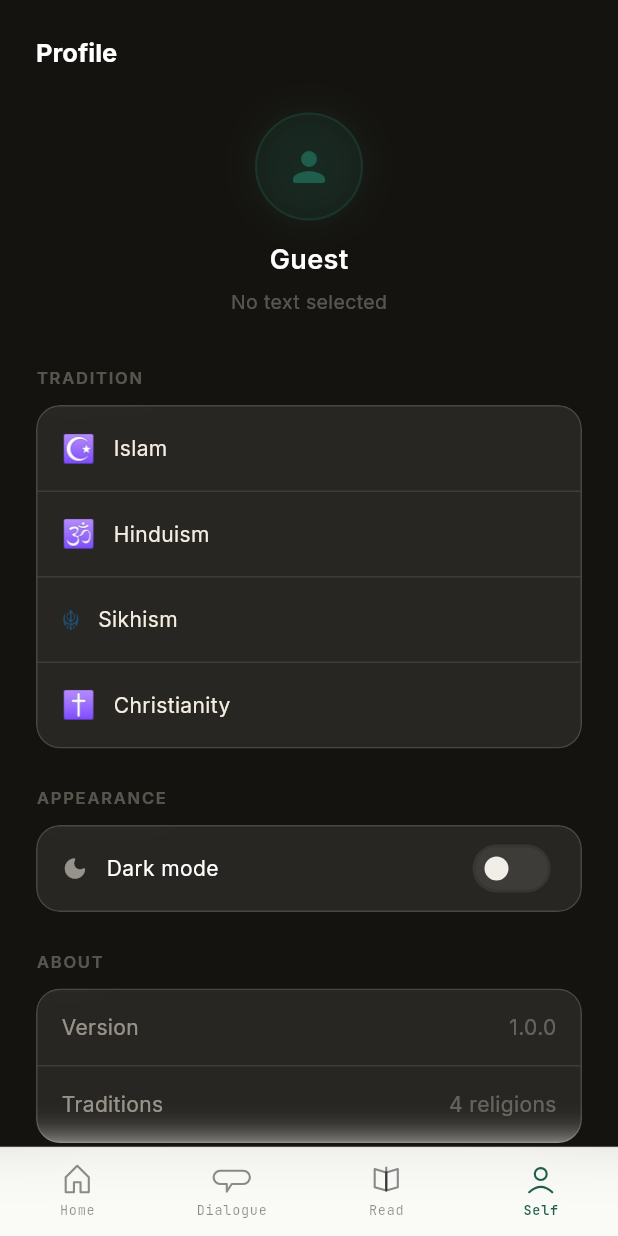
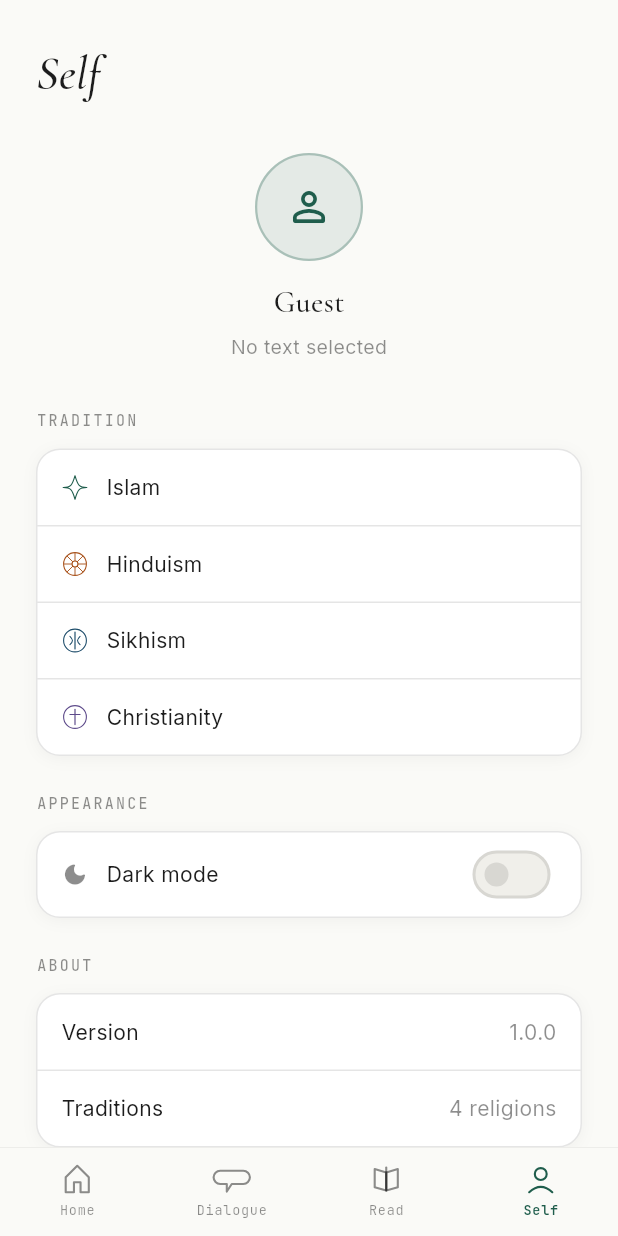
Before and after one commit to ronit450/divine_dialogue_app, a Flutter app: the ProfileScreen screen opened by its route, on a phone screen of 412 x 824 dp. Run offline on Flutter 3.47's test engine with Material 3 defaults, Android fonts, the phone set to English and light mode, and no system bars; our stand-ins replace cloud_firestore, firebase_auth, firebase_core, flutter_riverpod, flutter_svg, go_router and 3 more; accounts and stored records are empty.

Commit message:
fix: religion glyph cards, profile setup routing, light theme on chat/profile
- onboarding_intro_screen: replace empty CustomPaint placeholder on slide 2
  with real 2x2 ReligionGlyph card grid (Islam/Hinduism/Sikhism/Christianity)
- app_router: add /sign-in to onboardingPaths allowlist so sign-in screen
  stays mounted long enough for context.go('/profile-setup') to fire after
  Google sign-in sets signInDone=true
- chat_screen: remove all AppColors.bg/Colors.white hardcodes; full
  isDark-aware theming for background, app bar, bubbles, input bar
- profile_screen: replace GlassCard + dark legacy aliases with _SurfaceCard
  and isDark-aware fg/muted/line/surface throughout; replace emoji symbols
  with ReligionGlyph in tradition rows

```diff
--- a/lib/core/router/app_router.dart
+++ b/lib/core/router/app_router.dart
@@ -42,7 +42,7 @@ final routerProvider = Provider<GoRouter>((ref) {
       }
 
       if (!onboardingDone) {
-        const onboardingPaths = ['/onboarding/religion', '/onboarding/text', '/profile-setup'];
+        const onboardingPaths = ['/onboarding/religion', '/onboarding/text', '/profile-setup', '/sign-in'];
         final allowed = onboardingPaths.any((p) => loc.startsWith(p));
         if (!allowed) return '/onboarding/religion';
         return null;
--- a/lib/features/profile/profile_screen.dart
+++ b/lib/features/profile/profile_screen.dart
@@ -1,10 +1,11 @@
 import 'package:flutter/material.dart';
 import 'package:flutter_riverpod/flutter_riverpod.dart';
+import 'package:google_fonts/google_fonts.dart';
 import '../../providers/religion_provider.dart';
 import '../../providers/theme_provider.dart';
 import '../../core/theme/app_colors.dart';
 import '../../core/models/religion.dart';
-import '../../shared/widgets/glass_card.dart';
+import '../../shared/widgets/religion_glyph.dart';
 
 class ProfileScreen extends ConsumerWidget {
   const ProfileScreen({super.key});
@@ -14,12 +15,17 @@ class ProfileScreen extends ConsumerWidget {
     final religionState = ref.watch(religionProvider);
     final themeMode = ref.watch(themeModeProvider);
     final religion = religionState.selectedReligion;
-    final accent = religion != null
-        ? ReligionColors.accent(religion.id)
-        : AppColors.islamGold;
+    final accent = religion != null ? ReligionColors.accent(religion.id) : AppColors.islamGreen;
+
+    final isDark = Theme.of(context).brightness == Brightness.dark;
+    final bg = isDark ? AppColors.nightBg : AppColors.boneBg;
+    final fg = isDark ? AppColors.nightFg : AppColors.boneFg;
+    final muted = isDark ? AppColors.nightMuted : AppColors.boneMuted;
+    final line = isDark ? AppColors.nightLine : AppColors.boneLine;
+    final surface = isDark ? AppColors.nightSurface : Colors.white;
 
     return Scaffold(
-      backgroundColor: AppColors.bg,
+      backgroundColor: bg,
       body: CustomScrollView(
         slivers: [
           SliverToBoxAdapter(
@@ -30,14 +36,11 @@ class ProfileScreen extends ConsumerWidget {
                   crossAxisAlignment: CrossAxisAlignment.start,
                   children: [
                     Text(
-                      'Profile',
-                      style: Theme.of(context)
-                          .textTheme
-                          .headlineSmall
-                          ?.copyWith(
-                            color: Colors.white,
-                            fontWeight: FontWeight.w700,
-                          ),
+                      'Self',
+                      style: GoogleFonts.cormorantGaramond(
+                        color: fg, fontSize: 32, fontWeight: FontWeight.w500,
+                        fontStyle: FontStyle.italic,
+                      ),
                     ),
                     const SizedBox(height: 28),
                     Center(
@@ -48,95 +51,88 @@ class ProfileScreen extends ConsumerWidget {
                             height: 72,
                             decoration: BoxDecoration(
                               shape: BoxShape.circle,
-                              color: accent.withValues(alpha: 0.12),
-                              border: Border.all(
-                                color: accent.withValues(alpha: 0.3),
-                                width: 1.5,
-                              ),
-                              boxShadow: [
-                                BoxShadow(
-                                  color: accent.withValues(alpha: 0.2),
-                                  blurRadius: 20,
-                                ),
-                              ],
+                              color: accent.withValues(alpha: 0.1),
+                              border: Border.all(color: accent.withValues(alpha: 0.3), width: 1.5),
                             ),
-                            child: Icon(Icons.person_rounded,
-                                color: accent, size: 32),
+                            child: Center(
+                              child: religion != null
+                                  ? ReligionGlyph(religionId: religion.id, size: 30, color: accent)
+                                  : Icon(Icons.person_outline_rounded, color: accent, size: 32),
+                            ),
                           ),
                           const SizedBox(height: 12),
                           Text(
                             religion?.name ?? 'Guest',
-                            style: const TextStyle(
-                              color: Colors.white,
-                              fontSize: 18,
-                              fontWeight: FontWeight.w600,
+                            style: GoogleFonts.cormorantGaramond(
+                              color: fg, fontSize: 20, fontWeight: FontWeight.w500,
                             ),
                           ),
                           const SizedBox(height: 4),
                           Text(
-                            religionState.selectedText?.title ??
-                                'No text selected',
-                            style: TextStyle(
-                                color: AppColors.textMuted, fontSize: 13),
+                            religionState.selectedText?.title ?? 'No text selected',
+                            style: GoogleFonts.inter(color: muted, fontSize: 13),
                           ),
                         ],
                       ),
                     ),
                     const SizedBox(height: 32),
-                    _SectionLabel(label: 'TRADITION'),
+                    _SectionLabel(label: 'TRADITION', muted: muted),
                     const SizedBox(height: 10),
-                    GlassCard(
-                      padding: EdgeInsets.zero,
+                    _SurfaceCard(
+                      surface: surface,
+                      line: line,
+                      isDark: isDark,
                       child: Column(
-                        children: religionState.religions
-                            .asMap()
-                            .entries
-                            .map((e) {
+                        children: religionState.religions.asMap().entries.map((e) {
                           final r = e.value;
                           final isSelected = r.id == religion?.id;
                           final rAccent = ReligionColors.accent(r.id);
-                          final isLast =
-                              e.key == religionState.religions.length - 1;
+                          final isLast = e.key == religionState.religions.length - 1;
                           return _ReligionRow(
                             religion: r,
                             accent: rAccent,
                             isSelected: isSelected,
                             showDivider: !isLast,
-                            onTap: () => ref
-                                .read(religionProvider.notifier)
-                                .selectReligion(r),
+                            line: line,
+                            fg: fg,
+                            onTap: () => ref.read(religionProvider.notifier).selectReligion(r),
                           );
                         }).toList(),
                       ),
                     ),
                     const SizedBox(height: 24),
-                    _SectionLabel(label: 'APPEARANCE'),
+                    _SectionLabel(label: 'APPEARANCE', muted: muted),
                     const SizedBox(height: 10),
-                    GlassCard(
-                      padding: EdgeInsets.zero,
+                    _SurfaceCard(
+                      surface: surface,
+                      line: line,
+                      isDark: isDark,
                       child: _ToggleRow(
                         icon: Icons.dark_mode_rounded,
                         label: 'Dark mode',
                         value: themeMode == ThemeMode.dark,
                         accent: accent,
-                        onChanged: (_) =>
-                            ref.read(themeModeProvider.notifier).toggle(),
+                        fg: fg,
+                        muted: muted,
+                        onChanged: (_) => ref.read(themeModeProvider.notifier).toggle(),
                       ),
                     ),
                     const SizedBox(height: 24),
-                    _SectionLabel(label: 'ABOUT'),
+                    _SectionLabel(label: 'ABOUT', muted: muted),
                     const SizedBox(height: 10),
-                    GlassCard(
-                      padding: EdgeInsets.zero,
+                    _SurfaceCard(
+                      surface: surface,
+                      line: line,
+                      isDark: isDark,
                       child: Column(
                         children: [
-                          _InfoRow(label: 'Version', value: '1.0.0'),
-                          const Divider(
-                              height: 1, color: Color(0x1AFFFFFF)),
+                          _InfoRow(label: 'Version', value: '1.0.0', fg: fg, muted: muted),
+                          Divider(height: 1, color: line),
                           _InfoRow(
                             label: 'Traditions',
-                            value:
-                                '${religionState.religions.length} religions',
+                            value: '${religionState.religions.length} religions',
+                            fg: fg,
+                            muted: muted,
                           ),
                         ],
                       ),
@@ -153,19 +149,47 @@ class ProfileScreen extends ConsumerWidget {
   }
 }
 
+class _SurfaceCard extends StatelessWidget {
+  const _SurfaceCard({
+    required this.child,
+    required this.surface,
+    required this.line,
+    required this.isDark,
+  });
+
+  final Widget child;
+  final Color surface;
+  final Color line;
+  final bool isDark;
+
+  @override
+  Widget build(BuildContext context) {
+    return Container(
+      decoration: BoxDecoration(
+        color: surface,
+        borderRadius: BorderRadius.circular(16),
+        border: Border.all(color: line),
+        boxShadow: isDark
+            ? null
+            : [BoxShadow(color: Colors.black.withValues(alpha: 0.04), blurRadius: 8, offset: const Offset(0, 2))],
+      ),
+      clipBehavior: Clip.hardEdge,
+      child: child,
+    );
+  }
+}
+
 class _SectionLabel extends StatelessWidget {
-  const _SectionLabel({required this.label});
+  const _SectionLabel({required this.label, required this.muted});
   final String label;
+  final Color muted;
 
   @override
   Widget build(BuildContext context) {
     return Text(
       label,
-      style: TextStyle(
-        color: AppColors.textMuted,
-        fontSize: 11,
-        fontWeight: FontWeight.w600,
-        letterSpacing: 1.2,
+      style: GoogleFonts.jetBrainsMono(
+        color: muted, fontSize: 10, fontWeight: FontWeight.w500, letterSpacing: 1.5,
       ),
     );
   }
@@ -177,6 +201,8 @@ class _ReligionRow extends StatelessWidget {
     required this.accent,
     required this.isSelected,
     required this.showDivider,
+    required this.line,
+    required this.fg,
     required this.onTap,
   });
 
@@ -184,14 +210,9 @@ class _ReligionRow extends StatelessWidget {
   final Color accent;
   final bool isSelected;
   final bool showDivider;
+  final Color line;
+  final Color fg;
   final VoidCallback onTap;
-
-  static const _symbols = {
-    'islam': '☪',
-    'hinduism': '🕉',
-    'sikhism': '☬',
-    'christianity': '✝',
-  };
 
   @override
   Widget build(BuildContext context) {
@@ -201,37 +222,28 @@ class _ReligionRow extends StatelessWidget {
           onTap: onTap,
           child: Container(
             color: Colors.transparent,
-            padding:
-                const EdgeInsets.symmetric(horizontal: 16, vertical: 14),
+            padding: const EdgeInsets.symmetric(horizontal: 16, vertical: 14),
             child: Row(
               children: [
-                Text(
-                  _symbols[religion.id] ?? '✦',
-                  style: TextStyle(fontSize: 18, color: accent),
-                ),
+                ReligionGlyph(religionId: religion.id, size: 18, color: accent),
                 const SizedBox(width: 12),
                 Expanded(
                   child: Text(
                     religion.name,
-                    style: TextStyle(
-                      color:
-                          isSelected ? accent : AppColors.textPrimary,
+                    style: GoogleFonts.inter(
+                      color: isSelected ? accent : fg,
                       fontSize: 14,
-                      fontWeight: isSelected
-                          ? FontWeight.w600
-                          : FontWeight.w400,
+                      fontWeight: isSelected ? FontWeight.w600 : FontWeight.w400,
                     ),
                   ),
                 ),
                 if (isSelected)
-                  Icon(Icons.check_circle_rounded,
-                      color: accent, size: 18),
+                  Icon(Icons.check_circle_rounded, color: accent, size: 18),
               ],
             ),
           ),
         ),
-        if (showDivider)
-          const Divider(height: 1, color: Color(0x1AFFFFFF)),
+        if (showDivider) Divider(height: 1, color: line),
       ],
     );
   }
@@ -243,6 +255,8 @@ class _ToggleRow extends StatelessWidget {
     required this.label,
     required this.value,
     required this.accent,
+    required this.fg,
+    required this.muted,
     required this.onChanged,
   });
 
@@ -250,6 +264,8 @@ class _ToggleRow extends StatelessWidget {
   final String label;
   final bool value;
   final Color accent;
+  final Color fg;
+  final Color muted;
   final ValueChanged<bool> onChanged;
 
   @override
@@ -258,19 +274,16 @@ class _ToggleRow extends StatelessWidget {
       padding: const EdgeInsets.symmetric(horizontal: 16, vertical: 4),
       child: Row(
         children: [
-          Icon(icon, color: AppColors.textSecondary, size: 18),
+          Icon(icon, color: muted, size: 18),
           const SizedBox(width: 12),
           Expanded(
-            child: Text(label,
-                style:
-                    const TextStyle(color: Colors.white, fontSize: 14)),
+            child: Text(label, style: GoogleFonts.inter(color: fg, fontSize: 14)),
           ),
           Switch(
             value: value,
             onChanged: onChanged,
             activeThumbColor: accent,
-            inactiveThumbColor: AppColors.textMuted,
-            inactiveTrackColor: Colors.white.withValues(alpha: 0.1),
+            activeTrackColor: accent.withValues(alpha: 0.3),
           ),
         ],
       ),
@@ -279,10 +292,17 @@ class _ToggleRow extends StatelessWidget {
 }
 
 class _InfoRow extends StatelessWidget {
-  const _InfoRow({required this.label, required this.value});
+  const _InfoRow({
+    required this.label,
+    required this.value,
+    required this.fg,
+    required this.muted,
+  });
 
   final String label;
   final String value;
+  final Color fg;
+  final Color muted;
 
   @override
   Widget build(BuildContext context) {
@@ -291,12 +311,8 @@ class _InfoRow extends StatelessWidget {
       child: Row(
         mainAxisAlignment: MainAxisAlignment.spaceBetween,
         children: [
-          Text(label,
-              style: TextStyle(
-                  color: AppColors.textSecondary, fontSize: 14)),
-          Text(value,
-              style:
-                  TextStyle(color: AppColors.textMuted, fontSize: 14)),
+          Text(label, style: GoogleFonts.inter(color: fg, fontSize: 14)),
+          Text(value, style: GoogleFonts.inter(color: muted, fontSize: 14)),
         ],
       ),
     );
```
Also changed, not shown: lib/features/chat/chat_screen.dart (+116 -111 lines), lib/features/onboarding/onboarding_intro_screen.dart (+89 -0 lines).
